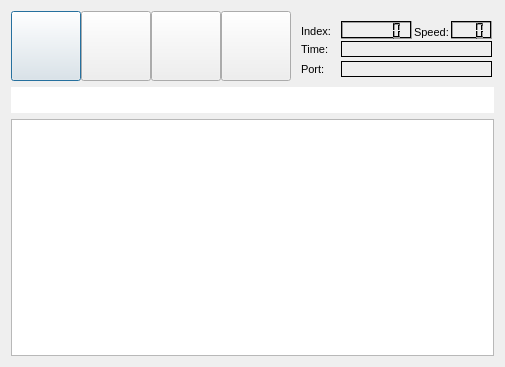
rock-core/gui-vizkit, file ruby/lib/vizkit/widgets/log_control/LogControl.ui: the form before one commit.
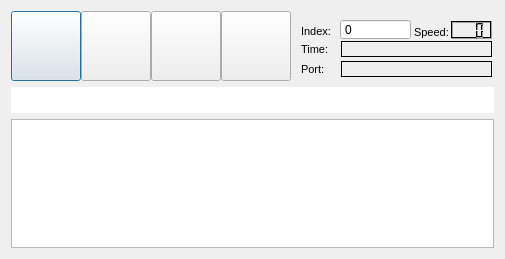
The form after the commit. Icons and pictures are not drawn. Custom widgets are drawn as their Qt base class.

Commit message: vizkit.rb log_conrol: allow setting the index

Patch:
```diff
--- a/ruby/lib/vizkit/widgets/log_control/LogControl.ui
+++ b/ruby/lib/vizkit/widgets/log_control/LogControl.ui
@@ -8,7 +8,7 @@
     <x>0</x>
     <y>0</y>
     <width>505</width>
-    <height>367</height>
+    <height>259</height>
    </rect>
   </property>
   <property name="sizePolicy">
@@ -205,101 +205,6 @@
        </size>
       </property>
      </widget>
-     <widget class="QLCDNumber" name="lcd_index">
-      <property name="geometry">
-       <rect>
-        <x>330</x>
-        <y>10</y>
-        <width>71</width>
-        <height>18</height>
-       </rect>
-      </property>
-      <property name="maximumSize">
-       <size>
-        <width>260</width>
-        <height>20</height>
-       </size>
-      </property>
-      <property name="palette">
-       <palette>
-        <active>
-         <colorrole role="Button">
-          <brush brushstyle="SolidPattern">
-           <color alpha="255">
-            <red>0</red>
-            <green>0</green>
-            <blue>0</blue>
-           </color>
-          </brush>
-         </colorrole>
-         <colorrole role="Light">
-          <brush brushstyle="SolidPattern">
-           <color alpha="255">
-            <red>0</red>
-            <green>0</green>
-            <blue>0</blue>
-           </color>
-          </brush>
-         </colorrole>
-        </active>
-        <inactive>
-         <colorrole role="Button">
-          <brush brushstyle="SolidPattern">
-           <color alpha="255">
-            <red>0</red>
-            <green>0</green>
-            <blue>0</blue>
-           </color>
-          </brush>
-         </colorrole>
-         <colorrole role="Light">
-          <brush brushstyle="SolidPattern">
-           <color alpha="255">
-            <red>0</red>
-            <green>0</green>
-            <blue>0</blue>
-           </color>
-          </brush>
-         </colorrole>
-        </inactive>
-        <disabled>
-         <colorrole role="Button">
-          <brush brushstyle="SolidPattern">
-           <color alpha="255">
-            <red>0</red>
-            <green>0</green>
-            <blue>0</blue>
-           </color>
-          </brush>
-         </colorrole>
-         <colorrole role="Light">
-          <brush brushstyle="SolidPattern">
-           <color alpha="255">
-            <red>0</red>
-            <green>0</green>
-            <blue>0</blue>
-           </color>
-          </brush>
-         </colorrole>
-        </disabled>
-       </palette>
-      </property>
-      <property name="lineWidth">
-       <number>1</number>
-      </property>
-      <property name="smallDecimalPoint">
-       <bool>false</bool>
-      </property>
-      <property name="numDigits">
-       <number>6</number>
-      </property>
-      <property name="value" stdset="0">
-       <double>0.000000000000000</double>
-      </property>
-      <property name="intValue" stdset="0">
-       <number>0</number>
-      </property>
-     </widget>
      <widget class="QLabel" name="label_4">
       <property name="geometry">
        <rect>
@@ -517,6 +422,31 @@
        <string/>
       </property>
      </widget>
+     <widget class="QSpinBox" name="index">
+      <property name="geometry">
+       <rect>
+        <x>329</x>
+        <y>8</y>
+        <width>71</width>
+        <height>21</height>
+       </rect>
+      </property>
+      <property name="focusPolicy">
+       <enum>Qt::StrongFocus</enum>
+      </property>
+      <property name="buttonSymbols">
+       <enum>QAbstractSpinBox::NoButtons</enum>
+      </property>
+      <property name="correctionMode">
+       <enum>QAbstractSpinBox::CorrectToNearestValue</enum>
+      </property>
+      <property name="maximum">
+       <number>99999999</number>
+      </property>
+      <property name="singleStep">
+       <number>1</number>
+      </property>
+     </widget>
     </widget>
    </item>
    <item>
```
Left out of the diff: 29 changed lines with no effect on the pictures. The commit also changes 1 other file.
